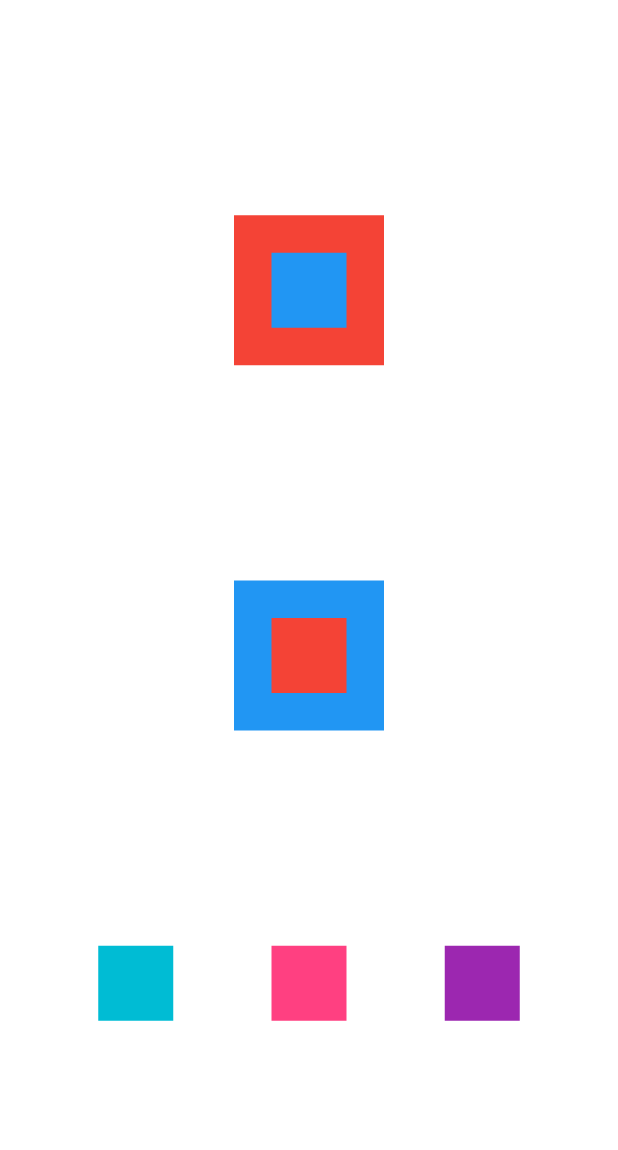
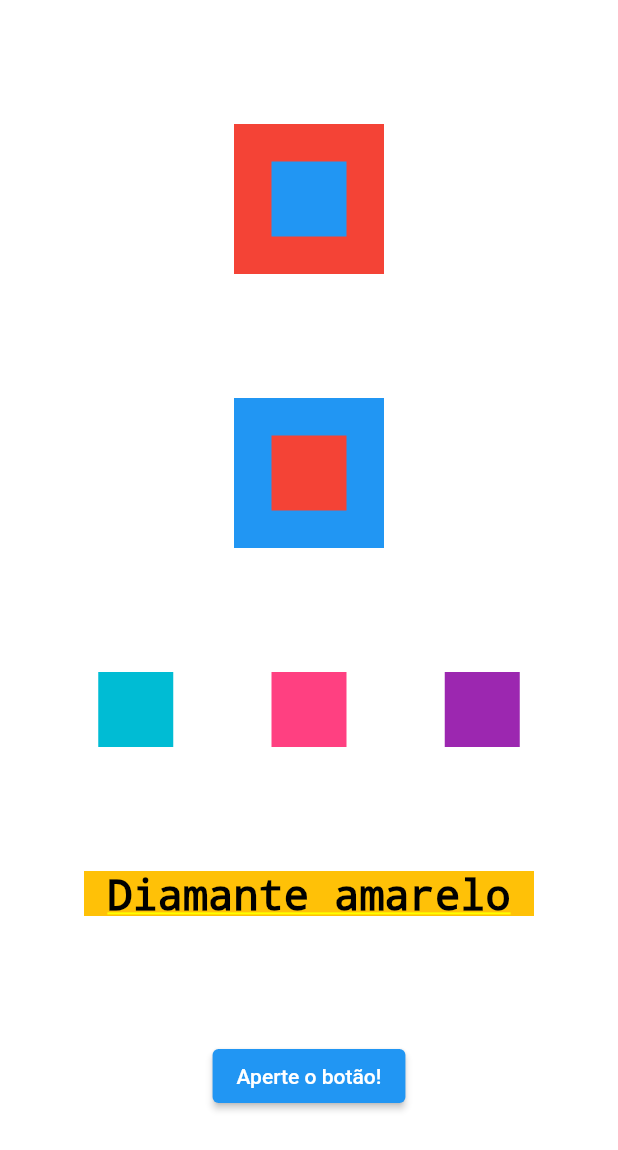
Before and after one commit to HiagoW/Flutter-Basics, a Flutter app: the screen it shows after launch, on a phone screen of 412 x 824 dp. Shown: the top 1150 px of the screen. Run offline on Flutter 3.47's test engine with Material 2 defaults, Android fonts, the phone set to English and light mode, and no system bars.

Commit message:
Button and text

```diff
--- a/lib/main.dart
+++ b/lib/main.dart
@@ -14,35 +14,76 @@ class MyApp extends StatelessWidget {
         theme: ThemeData(
           primarySwatch: Colors.blue,
         ),
-      home: Column(
+        home: Container(
+          color: Colors.white,
+          child: Column(
             mainAxisAlignment: MainAxisAlignment.spaceEvenly,
             crossAxisAlignment: CrossAxisAlignment.center,
             children: [
               Stack(
                 alignment: AlignmentDirectional.center,
                 children: [
-              Container(color: Colors.red, width: 100, height: 100,),
-              Container(color: Colors.blue, width: 50, height: 50,)
+                  Container(
+                    color: Colors.red,
+                    width: 100,
+                    height: 100,
+                  ),
+                  Container(
+                    color: Colors.blue,
+                    width: 50,
+                    height: 50,
+                  )
                 ],
               ),
               Stack(
                 alignment: AlignmentDirectional.center,
                 children: [
-              Container(color: Colors.blue, width: 100, height: 100,),
-              Container(color: Colors.red, width: 50, height: 50,)
+                  Container(
+                    color: Colors.blue,
+                    width: 100,
+                    height: 100,
+                  ),
+                  Container(
+                    color: Colors.red,
+                    width: 50,
+                    height: 50,
+                  )
                 ],
               ),
               Row(
                 mainAxisAlignment: MainAxisAlignment.spaceEvenly,
                 crossAxisAlignment: CrossAxisAlignment.center,
                 children: [
-              Container(color: Colors.cyan,height: 50,width: 50),
-              Container(color: Colors.pinkAccent, height: 50,width: 50,),
-              Container(color: Colors.purple, height: 50,width: 50,)
-            ],
+                  Container(color: Colors.cyan, height: 50, width: 50),
+                  Container(
+                    color: Colors.pinkAccent,
+                    height: 50,
+                    width: 50,
+                  ),
+                  Container(
+                    color: Colors.purple,
+                    height: 50,
+                    width: 50,
                   )
                 ],
-      )
-    );
+              ),
+              Container(
+                color: Colors.amber,
+                height: 30,
+                width: 300,
+                child: Text(
+                  'Diamante amarelo',
+                  style: TextStyle(color: Colors.black, fontSize: 28),
+                  textAlign: TextAlign.center,
+                ),
+              ),
+              ElevatedButton(
+                  onPressed: () {
+                    print('Você apertou o botão');
+                  },
+                  child: Text('Aperte o botão!'))
+            ],
+          ),
+        ));
   }
 }
```
Lines whose indentation alone changed are shown as unchanged.
